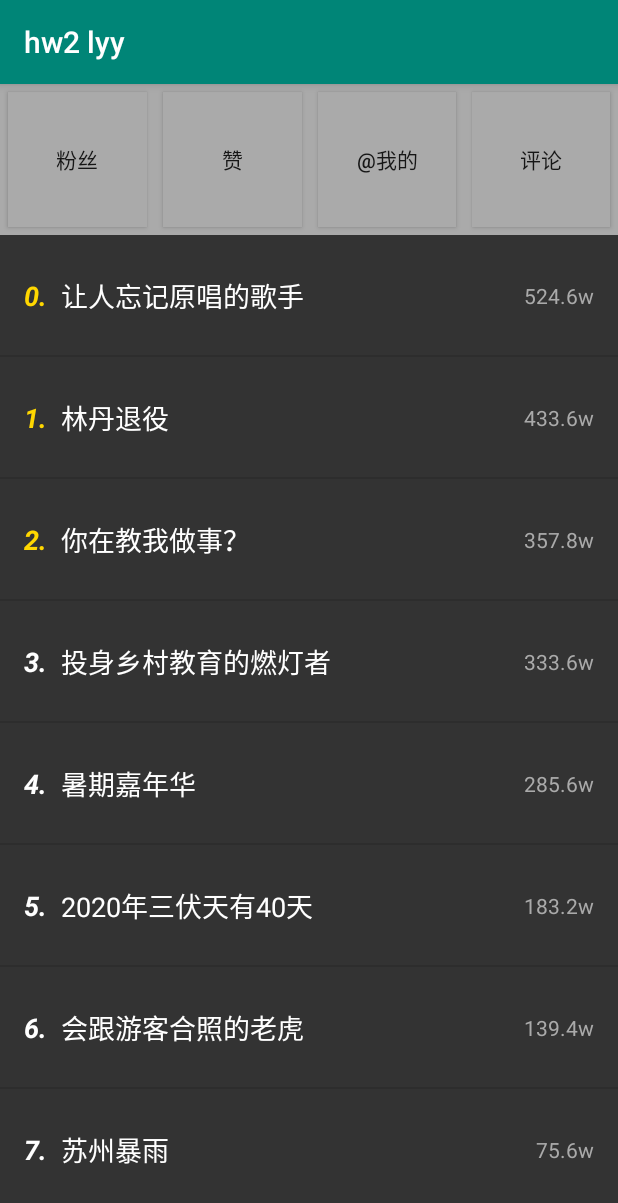
After one commit to haruhiui/Android2020, an Android app: the RecyclerViewActivity screen opened directly, with no data from a screen before it, on a phone screen of 412 x 824 dp. The commit adds this screen. Shown: the top 1203 px of the screen. Run offline under Robolectric (Android 15) with nearby library versions, the phone set to English and light mode, and no system bars.

Commit message:
basic edition

```diff
--- a/app/src/main/AndroidManifest.xml
+++ b/app/src/main/AndroidManifest.xml
@@ -16,6 +16,8 @@
                 <category android:name="android.intent.category.LAUNCHER" />
             </intent-filter>
         </activity>
+        <activity android:name=".RecyclerViewActivity" />
+        <activity android:name=".RecyclerViewItemActivity" />
     </application>
 
 </manifest>
--- /dev/null
+++ b/app/src/main/java/com/example/hw2/RecyclerViewActivity.java
@@ -0,0 +1,143 @@
+package com.example.hw2;
+
+import android.graphics.Color;
+import android.os.Bundle;
+import android.util.Log;
+import android.widget.Toast;
+
+import androidx.appcompat.app.AppCompatActivity;
+import androidx.recyclerview.widget.DividerItemDecoration;
+import androidx.recyclerview.widget.GridLayoutManager;
+import androidx.recyclerview.widget.LinearLayoutManager;
+import androidx.recyclerview.widget.RecyclerView;
+
+import com.example.hw2.recycler.LinearItemDecoration;
+import com.example.hw2.recycler.MyAdapter;
+import com.example.hw2.recycler.TestData;
+import com.example.hw2.recycler.TestDataSet;
+
+import android.content.Intent;
+import android.view.View;
+import android.view.ViewGroup;
+
+public class RecyclerViewActivity extends AppCompatActivity implements MyAdapter.IOnItemClickListener, View.OnClickListener {
+
+    private static final String TAG = "TAG";
+
+    private RecyclerView recyclerView;
+    private MyAdapter mAdapter;
+    private RecyclerView.LayoutManager layoutManager;
+    private GridLayoutManager gridLayoutManager;
+
+    @Override
+    protected void onCreate(Bundle savedInstanceState) {
+        super.onCreate(savedInstanceState);
+        setContentView(R.layout.activity_recyclerview);
+        Log.i(TAG, "RecyclerViewActivity onCreate");
+        initView();
+    }
+
+    private void initView() {
+        recyclerView = findViewById(R.id.recycler);
+
+        recyclerView.setHasFixedSize(true);
+
+        layoutManager = new LinearLayoutManager(this);
+        gridLayoutManager = new GridLayoutManager(this, 2);
+        recyclerView.setLayoutManager(layoutManager);
+
+        mAdapter = new MyAdapter(TestDataSet.getData());
+        mAdapter.setOnItemClickListener(this);
+        recyclerView.setAdapter(mAdapter);
+        LinearItemDecoration itemDecoration = new LinearItemDecoration(Color.BLUE);
+//        recyclerView.addItemDecoration(itemDecoration);
+        recyclerView.addItemDecoration(new DividerItemDecoration(this, LinearLayoutManager.VERTICAL));
+//        DefaultItemAnimator animator = new DefaultItemAnimator();
+//        animator.setAddDuration(3000);
+//        recyclerView.setItemAnimator(animator);
+
+        findViewById(R.id.btn_fensi).setOnClickListener(this);
+        findViewById(R.id.btn_atwode).setOnClickListener(this);
+        findViewById(R.id.btn_zan).setOnClickListener(this);
+        findViewById(R.id.btn_pinglun).setOnClickListener(this);
+    }
+
+    @Override
+    protected void onStart() {
+        super.onStart();
+        Log.i(TAG, "RecyclerViewActivity onStart");
+    }
+
+    @Override
+    protected void onResume() {
+        super.onResume();
+        Log.i(TAG, "RecyclerViewActivity onResume");
+    }
+
+
+    @Override
+    public void onItemCLick(int position, TestData data) {
+//        Toast.makeText(RecyclerViewActivity.this, "点击了第" + position + "条", Toast.LENGTH_SHORT).show();
+//        mAdapter.addData(position + 1, new TestData("新增头条", "0w"));
+        Intent itemIntent = new Intent(this, RecyclerViewItemActivity.class);
+        itemIntent.putExtra("title", data.getTitle());
+        itemIntent.putExtra("value", data.getHot());
+        startActivity(itemIntent);
+    }
+
+    @Override
+    public void onItemLongCLick(int position, TestData data) {
+//        Toast.makeText(RecyclerViewActivity.this, "长按了第" + position + "条", Toast.LENGTH_SHORT).show();
+        int cnt = countView(findViewById(R.id.linear_recycler));
+        Toast.makeText(RecyclerViewActivity.this, "共有" + String.valueOf(cnt) + "个view", Toast.LENGTH_SHORT).show();
+        mAdapter.removeData(position);
+    }
+
+    @Override
+    public void onClick(View v) {
+        Intent intent = new Intent(this, RecyclerViewItemActivity.class);
+
+        switch(v.getId()) {
+            case R.id.btn_fensi:
+                intent.putExtra("title", "粉丝");
+                intent.putExtra("value", "13");
+                break;
+            case R.id.btn_zan:
+                intent.putExtra("title", "赞");
+                intent.putExtra("value", "14");
+                break;
+            case R.id.btn_atwode:
+                intent.putExtra("title", "@我的");
+                intent.putExtra("value", "15");
+                break;
+            case R.id.btn_pinglun:
+                intent.putExtra("title", "评论");
+                intent.putExtra("value", "16");
+                break;
+        }
+
+        startActivity(intent);
+    }
+
+    public int countView(View root) {
+        int cnt = 0;
+
+        if (null == root) {
+            return 0;
+        }
+        if (root instanceof ViewGroup) {
+            cnt++;
+            for (int i = 0; i < ((ViewGroup)root).getChildCount(); i++) {
+                View view = ((ViewGroup)root).getChildAt(i);
+                if (view instanceof ViewGroup) {
+                    cnt += countView(view);
+                } else {
+                    cnt++;
+                }
+            }
+        }
+
+        return cnt;
+    }
+
+}
--- /dev/null
+++ b/app/src/main/java/com/example/hw2/recycler/LinearItemDecoration.java
@@ -0,0 +1,43 @@
+package com.example.hw2.recycler;
+
+import android.graphics.Canvas;
+import android.graphics.Paint;
+import android.graphics.Rect;
+import android.view.View;
+
+import androidx.recyclerview.widget.RecyclerView;
+
+
+public class LinearItemDecoration extends RecyclerView.ItemDecoration {
+
+    private Paint mPaint;
+
+    public LinearItemDecoration(int color) {
+        // 直接绘制颜色  只是用来测试
+        mPaint = new Paint();
+        mPaint.setColor(color);
+        mPaint.setAntiAlias(true);
+    }
+
+    @Override
+    public void onDraw(Canvas c, RecyclerView parent, RecyclerView.State state) {
+        int childCount = parent.getChildCount();
+        // 获取需要绘制的区域
+        Rect rect = new Rect();
+        rect.left = parent.getPaddingLeft();
+        rect.right = parent.getWidth() - parent.getPaddingRight();
+        for (int i = 0; i < childCount; i++) {
+            View childView = parent.getChildAt(i);
+            rect.top = childView.getBottom();
+            rect.bottom = rect.top + 20;
+            // 直接利用Canvas去绘制一个矩形 在留出来的地方
+            c.drawRect(rect, mPaint);
+        }
+    }
+
+    @Override
+    public void getItemOffsets(Rect outRect, View view, RecyclerView parent, RecyclerView.State state) {
+        // 每个item留出20px高度
+        outRect.bottom += 20;
+    }
+}
--- /dev/null
+++ b/app/src/main/java/com/example/hw2/recycler/MyAdapter.java
@@ -0,0 +1,130 @@
+package com.example.hw2.recycler;
+
+import android.graphics.Color;
+import android.view.LayoutInflater;
+import android.view.View;
+import android.view.ViewGroup;
+import android.widget.TextView;
+
+import androidx.recyclerview.widget.RecyclerView;
+
+import com.example.hw2.R;
+
+import java.util.ArrayList;
+import java.util.List;
+
+public class MyAdapter extends RecyclerView.Adapter<MyAdapter.MyViewHolder> {
+    private List<TestData> mDataset = new ArrayList<>();
+    private IOnItemClickListener mItemClickListener;
+
+    public static class MyViewHolder extends RecyclerView.ViewHolder {
+        private TextView tvIndex;
+        private TextView tvTitle;
+        private TextView tvHot;
+        private View contentView;
+
+
+        public MyViewHolder(View v) {
+            super(v);
+            contentView = v;
+            tvIndex = v.findViewById(R.id.tv_index);
+            tvTitle = v.findViewById(R.id.tv_title);
+            tvHot = v.findViewById(R.id.tv_hot);
+        }
+
+        public void onBind(int position, TestData data) {
+            tvIndex.setText(new StringBuilder().append(position).append(".  ").toString());
+            tvTitle.setText(data.title);
+            tvHot.setText(data.hot);
+            if (position < 3) {
+                tvIndex.setTextColor(Color.parseColor("#FFD700"));
+            } else {
+                tvIndex.setTextColor(Color.parseColor("#FFFFFF"));
+            }
+        }
+
+        public void setOnClickListener(View.OnClickListener listener) {
+            if (listener != null) {
+                contentView.setOnClickListener(listener);
+            }
+        }
+
+        public void setOnLongClickListener(View.OnLongClickListener listener) {
+            if (listener != null) {
+                contentView.setOnLongClickListener(listener);
+            }
+        }
+    }
+
+
+    public MyAdapter(List<TestData> myDataset) {
+        mDataset.addAll(myDataset);
+    }
+
+    public void setOnItemClickListener(IOnItemClickListener listener) {
+        mItemClickListener = listener;
+    }
+
+    public void addData(int position, TestData data) {
+        mDataset.add(position, data);
+        notifyItemInserted(position);
+        if (position != mDataset.size()) {
+            //刷新改变位置item下方的所有Item的位置,避免索引错乱
+            notifyItemRangeChanged(position, mDataset.size() - position);
+        }
+    }
+
+    public void removeData(int position) {
+        if (null != mDataset && mDataset.size() > position) {
+            mDataset.remove(position);
+            notifyItemRemoved(position);
+            if (position != mDataset.size()) {
+                //刷新改变位置item下方的所有Item的位置,避免索引错乱
+                notifyItemRangeChanged(position, mDataset.size() - position);
+            }
+        }
+    }
+
+    @Override
+    public MyViewHolder onCreateViewHolder(ViewGroup parent,
+                                                     int viewType) {
+        return new MyViewHolder(LayoutInflater.from(parent.getContext())
+                .inflate(R.layout.recycler_item, parent, false));
+    }
+
+    @Override
+    public void onBindViewHolder(MyViewHolder holder, final int position) {
+        holder.onBind(position, mDataset.get(position));
+        holder.setOnClickListener(new View.OnClickListener() {
+            @Override
+            public void onClick(View v) {
+                if (mItemClickListener != null) {
+                    mItemClickListener.onItemCLick(position, mDataset.get(position));
+                }
+            }
+        });
+        holder.setOnLongClickListener(new View.OnLongClickListener() {
+            @Override
+            public boolean onLongClick(View v) {
+                if (mItemClickListener != null) {
+                    mItemClickListener.onItemLongCLick(position, mDataset.get(position));
+                }
+                return false;
+            }
+
+        });
+    }
+
+    // Return the size of your dataset (invoked by the layout manager)
+    @Override
+    public int getItemCount() {
+        return mDataset.size();
+    }
+
+    public interface IOnItemClickListener {
+
+        void onItemCLick(int position, TestData data);
+
+        void onItemLongCLick(int position, TestData data);
+    }
+}
--- /dev/null
+++ b/app/src/main/java/com/example/hw2/recycler/TestData.java
@@ -0,0 +1,20 @@
+package com.example.hw2.recycler;
+
+
+public class TestData {
+
+    String title;
+    String hot;
+
+    public TestData(String title, String hot) {
+        this.title = title;
+        this.hot = hot;
+    }
+
+    public String getTitle() {
+        return this.title;
+    }
+    public String getHot() {
+        return this.hot;
+    }
+}
--- /dev/null
+++ b/app/src/main/java/com/example/hw2/recycler/TestDataSet.java
@@ -0,0 +1,24 @@
+package com.example.hw2.recycler;
+
+import java.util.ArrayList;
+import java.util.List;
+
+public class TestDataSet {
+
+    public static List<TestData> getData() {
+        List<TestData> result = new ArrayList();
+        result.add(new TestData("让人忘记原唱的歌手", "524.6w"));
+        result.add(new TestData("林丹退役", "433.6w"));
+        result.add(new TestData("你在教我做事？", "357.8w"));
+        result.add(new TestData("投身乡村教育的燃灯者", "333.6w"));
+        result.add(new TestData("暑期嘉年华", "285.6w"));
+        result.add(new TestData("2020年三伏天有40天", "183.2w"));
+        result.add(new TestData("会跟游客合照的老虎", "139.4w"));
+        result.add(new TestData("苏州暴雨", "75.6w"));
+        result.add(new TestData("6月全国菜价上涨", "55w"));
+        result.add(new TestData("猫的第六感有多强", "43w"));
+        result.add(new TestData("IU真好看", "22.2w"));
+        return result;
+    }
+
+}
--- /dev/null
+++ b/app/src/main/res/layout/activity_recyclerview.xml
@@ -0,0 +1,61 @@
+<?xml version="1.0" encoding="utf-8"?>
+<LinearLayout
+    android:id="@+id/linear_recycler"
+    xmlns:android="http://schemas.android.com/apk/res/android"
+    xmlns:tools="http://schemas.android.com/tools"
+    android:layout_width="match_parent"
+    android:layout_height="match_parent"
+    android:orientation="vertical"
+    tools:context=".MainActivity">
+
+    <LinearLayout
+        android:layout_width="match_parent"
+        android:layout_height="wrap_content"
+        android:background="@android:color/darker_gray"
+        android:orientation="horizontal" >
+
+        <Button
+            android:id="@+id/btn_fensi"
+            android:layout_width="match_parent"
+            android:layout_height="90dp"
+            android:layout_weight="1.0"
+            android:background="@android:color/darker_gray"
+            android:layout_margin="5dp"
+            android:text="粉丝" />
+
+        <Button
+            android:id="@+id/btn_zan"
+            android:layout_width="match_parent"
+            android:layout_height="90dp"
+            android:layout_weight="1.0"
+            android:background="@android:color/darker_gray"
+            android:layout_margin="5dp"
+            android:text="赞" />
+
+        <Button
+            android:id="@+id/btn_atwode"
+            android:layout_width="match_parent"
+            android:layout_height="90dp"
+            android:layout_weight="1.0"
+            android:background="@android:color/darker_gray"
+            android:layout_margin="5dp"
+            android:text="\@我的" />
+
+        <Button
+            android:id="@+id/btn_pinglun"
+            android:layout_width="match_parent"
+            android:layout_height="90dp"
+            android:layout_weight="1.0"
+            android:background="@android:color/darker_gray"
+            android:layout_margin="5dp"
+            android:text="评论" />
+
+    </LinearLayout>
+
+    <androidx.recyclerview.widget.RecyclerView
+        android:id="@+id/recycler"
+        android:background="#333333"
+        android:layout_width="match_parent"
+        android:layout_height="match_parent" />
+
+</LinearLayout>
--- /dev/null
+++ b/app/src/main/res/layout/recycler_item.xml
@@ -0,0 +1,39 @@
+<?xml version="1.0" encoding="utf-8"?>
+<androidx.constraintlayout.widget.ConstraintLayout xmlns:android="http://schemas.android.com/apk/res/android"
+    xmlns:app="http://schemas.android.com/apk/res-auto"
+    android:layout_width="match_parent"
+    android:layout_height="80dp"
+    android:paddingLeft="16dp"
+    android:paddingRight="16dp">
+
+    <TextView
+        android:id="@+id/tv_index"
+        android:layout_width="wrap_content"
+        android:layout_height="wrap_content"
+        android:textColor="@android:color/white"
+        android:textSize="18sp"
+        android:textStyle="bold|italic"
+        app:layout_constraintBottom_toBottomOf="parent"
+        app:layout_constraintLeft_toLeftOf="parent"
+        app:layout_constraintTop_toTopOf="parent" />
+
+    <TextView
+        android:id="@+id/tv_title"
+        android:layout_width="wrap_content"
+        android:layout_height="wrap_content"
+        android:textColor="@android:color/white"
+        android:textSize="18sp"
+        app:layout_constraintBottom_toBottomOf="parent"
+        app:layout_constraintLeft_toRightOf="@+id/tv_index"
+        app:layout_constraintTop_toTopOf="parent" />
+
+    <TextView
+        android:id="@+id/tv_hot"
+        android:layout_width="wrap_content"
+        android:layout_height="wrap_content"
+        android:textColor="@android:color/darker_gray"
+        android:textSize="14sp"
+        app:layout_constraintBottom_toBottomOf="parent"
+        app:layout_constraintRight_toRightOf="parent"
+        app:layout_constraintTop_toTopOf="parent" />
+</androidx.constraintlayout.widget.ConstraintLayout>
--- a/app/src/main/res/values/strings.xml
+++ b/app/src/main/res/values/strings.xml
@@ -1,3 +1,3 @@
 <resources>
-    <string name="app_name">hw2</string>
+    <string name="app_name">hw2 lyy</string>
 </resources>
```
Also changed, not shown: app/src/main/java/com/example/hw2/MainActivity.java (+50 -1 lines), app/src/main/java/com/example/hw2/RecyclerViewItemActivity.java (added, +39 -0 lines), app/src/main/res/layout/activity_main.xml (+11 -8 lines), app/src/main/res/layout/recycler_grid_item.xml (added, +40 -0 lines), app/src/main/res/layout/recycler_itempage.xml (added, +16 -0 lines).
